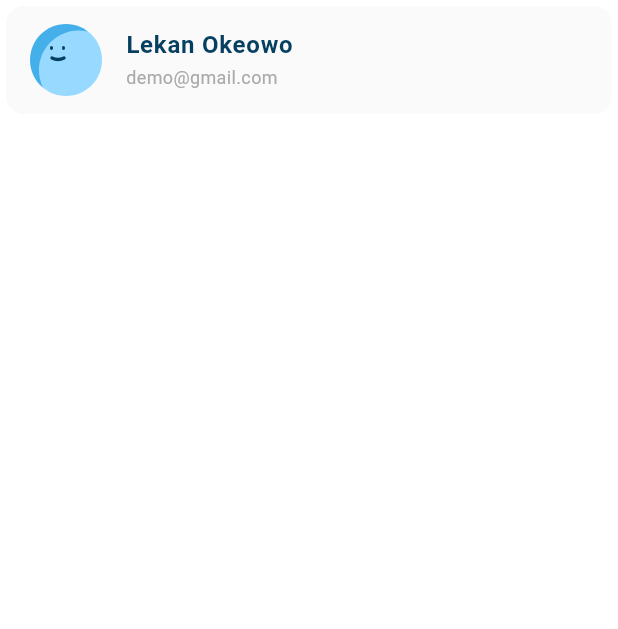
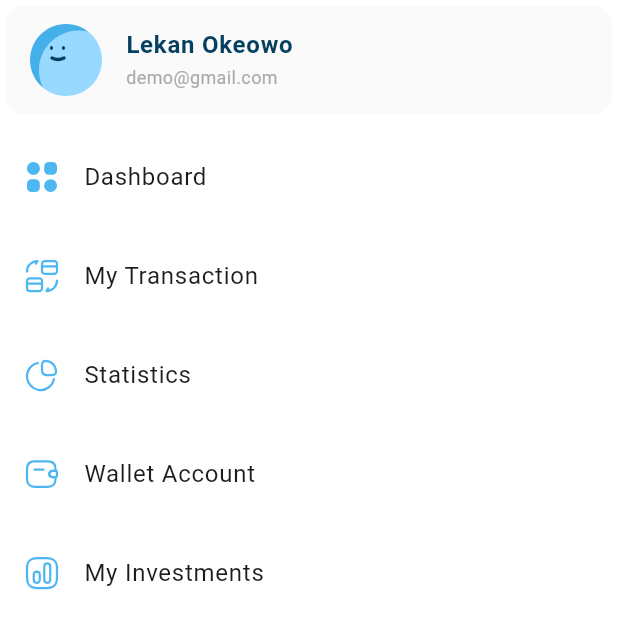
Before and after one commit to MohammedGhazaly/admin_dashboard, a Flutter app: the CustomDrawer widget shown alone on an empty page, opened directly, on a phone screen of 412 x 824 dp. Shown: the top 629 px of the screen. Run offline on Flutter 3.47's test engine with Material 3 defaults, Android fonts, the phone set to English and light mode, and no system bars; our stand-ins replace flutter_svg.

Commit message:
Created custom drawer listview

```diff
--- a/lib/widgets/components/custom_drawer.dart
+++ b/lib/widgets/components/custom_drawer.dart
@@ -1,9 +1,8 @@
 import 'package:admin_dashboard/models/drawer_item_model.dart';
 import 'package:admin_dashboard/utils/app_assets.dart';
-import 'package:admin_dashboard/utils/app_styles.dart';
+import 'package:admin_dashboard/widgets/components/drawer_item.dart';
 import 'package:admin_dashboard/widgets/components/profile_picture_list_tile.dart';
 import 'package:flutter/material.dart';
-import 'package:flutter_svg/svg.dart';
 
 class CustomDrawer extends StatelessWidget {
   const CustomDrawer({super.key});
@@ -21,25 +20,22 @@ class CustomDrawer extends StatelessWidget {
       color: Colors.white,
       child: Column(
         children: [
-          ProfilePictureListTile(name: "Lekan Okeowo", email: "demo@gmail.com"),
+          ProfilePictureListTile(
+            name: "Lekan Okeowo",
+            email: "demo@gmail.com",
+          ),
+          ListView.builder(
+              itemCount: drawerItems.length,
+              shrinkWrap: true,
+              physics: const NeverScrollableScrollPhysics(),
+              itemBuilder: (context, index) {
+                return Padding(
+                  padding: const EdgeInsets.only(top: 10),
+                  child: DrawerItem(drawerItemModel: drawerItems[index]),
+                );
+              })
         ],
       ),
     );
   }
 }
-
-class DrawerItem extends StatelessWidget {
-  final DrawerItemModel drawerItemModel;
-  const DrawerItem({super.key, required this.drawerItemModel});
-
-  @override
-  Widget build(BuildContext context) {
-    return ListTile(
-      leading: SvgPicture.asset(drawerItemModel.image),
-      title: Text(
-        drawerItemModel.title,
-        style: AppStyles.textStyleRegular16,
-      ),
-    );
-  }
-}
```
